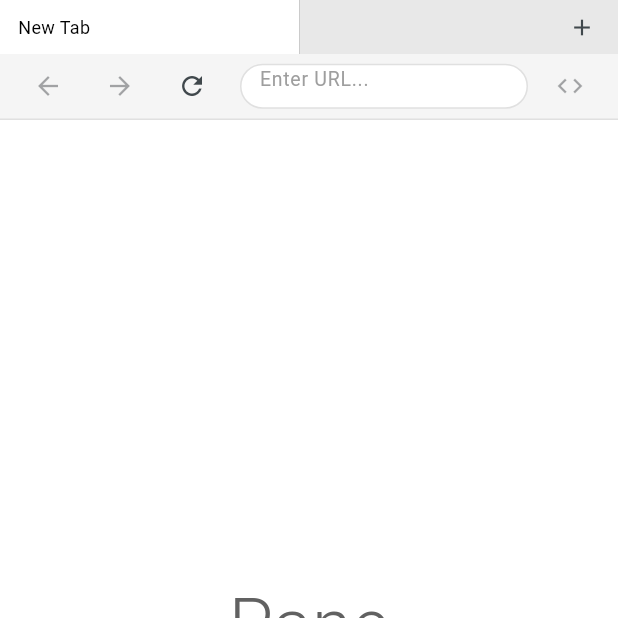
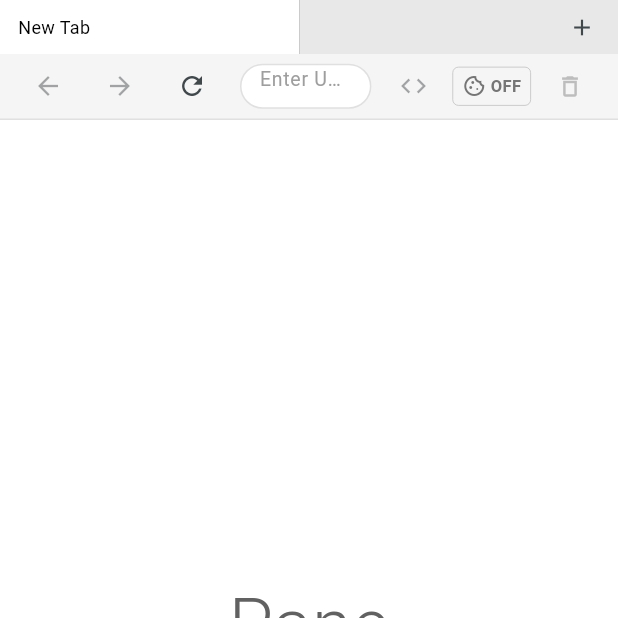
Before and after one commit to fu-systems/Browser, a Flutter app: the screen it shows after launch, on a phone screen of 412 x 824 dp, the top half of it. Run offline on Flutter 3.47's test engine with Material 3 defaults, Android fonts, the phone set to English and light mode, and no system bars.

Commit message:
Add Cookie Manager plugin with per-tab toggle and file-based storage
- CookieManagerPlugin: parses Set-Cookie headers, injects Cookie
  headers, stores cookies in ~/.pane_cookies.json
- Per-tab cookiesEnabled toggle (default off)
- Toolbar UI: cookie ON/OFF toggle with count, purge button
- Plugin is always registered but gated by the per-tab toggle
- Purge button deletes all cookies from memory and disk

https://claude.ai/code/session_01BYp15q5SuFXoKBpv73ApfV

```diff
--- a/lib/main.dart
+++ b/lib/main.dart
@@ -3,6 +3,7 @@ import 'plugin/plugin_context.dart';
 import 'plugin/plugin_manifest.dart';
 import 'plugin/plugin_pipeline.dart';
 import 'plugin/plugin_registry.dart';
+import 'plugin/built_in/cookie_manager.dart';
 import 'plugin/built_in/dark_mode.dart';
 import 'plugin/built_in/privacy_shield.dart';
 import 'ui/browser.dart';
@@ -35,17 +36,40 @@ void main() {
     ),
   );
 
-  // Built-ins start disabled — user enables via settings.
+  final cookieManager = CookieManagerPlugin();
+  registry.register(
+    cookieManager,
+    const PluginManifest(
+      name: 'cookie_manager',
+      version: '1.0.0',
+      description: 'Per-tab cookie control with file-based storage.',
+      author: 'Pane',
+      capabilities: {PluginCapability.network, PluginCapability.cookies},
+    ),
+  );
+  // Cookie manager is always enabled — gated by the per-tab toggle.
+  registry.enable('cookie_manager');
+
   final pipeline = PluginPipeline(registry, context);
 
-  runApp(PaneApp(pipeline: pipeline, registry: registry));
+  runApp(PaneApp(
+    pipeline: pipeline,
+    registry: registry,
+    cookieManager: cookieManager,
+  ));
 }
 
 class PaneApp extends StatelessWidget {
   final PluginPipeline pipeline;
   final PluginRegistry registry;
+  final CookieManagerPlugin cookieManager;
 
-  const PaneApp({super.key, required this.pipeline, required this.registry});
+  const PaneApp({
+    super.key,
+    required this.pipeline,
+    required this.registry,
+    required this.cookieManager,
+  });
 
   @override
   Widget build(BuildContext context) {
@@ -59,7 +83,10 @@ class PaneApp extends StatelessWidget {
         ),
         useMaterial3: true,
       ),
-      home: BrowserShell(pluginPipeline: pipeline),
+      home: BrowserShell(
+        pluginPipeline: pipeline,
+        cookieManager: cookieManager,
+      ),
     );
   }
 }
--- a/lib/ui/browser.dart
+++ b/lib/ui/browser.dart
@@ -17,14 +17,16 @@ import '../network/fetcher.dart';
 import '../network/logger.dart';
 import '../plugin/plugin.dart';
 import '../plugin/plugin_pipeline.dart';
+import '../plugin/built_in/cookie_manager.dart';
 import 'flutter_text_measurer.dart';
 import 'page_painter.dart';
 import 'tab.dart' as tab_model;
 
 class BrowserShell extends StatefulWidget {
   final PluginPipeline? pluginPipeline;
+  final CookieManagerPlugin? cookieManager;
 
-  const BrowserShell({super.key, this.pluginPipeline});
+  const BrowserShell({super.key, this.pluginPipeline, this.cookieManager});
 
   @override
   State<BrowserShell> createState() => _BrowserShellState();
@@ -99,6 +101,9 @@ class _BrowserShellState extends State<BrowserShell> {
     });
 
     final pipeline = widget.pluginPipeline;
+
+    // Sync cookie plugin state with active tab's toggle.
+    widget.cookieManager?.cookiesEnabled = _activeTab.cookiesEnabled;
 
     try {
       // 1. Build a FetchRequest and run onBeforeRequest hooks.
@@ -784,8 +789,95 @@ class _BrowserShellState extends State<BrowserShell> {
             padding: EdgeInsets.zero,
             constraints: const BoxConstraints(maxWidth: 36),
           ),
+          if (widget.cookieManager != null) ...[
+            const SizedBox(width: 2),
+            _buildCookieToggle(),
+          ],
         ],
       ),
+    );
+  }
+
+  Widget _buildCookieToggle() {
+    final cm = widget.cookieManager!;
+    final enabled = _activeTab.cookiesEnabled;
+    final count = cm.cookieCount;
+
+    return Row(
+      mainAxisSize: MainAxisSize.min,
+      children: [
+        GestureDetector(
+          onTap: () {
+            setState(() {
+              _activeTab.cookiesEnabled = !_activeTab.cookiesEnabled;
+              cm.cookiesEnabled = _activeTab.cookiesEnabled;
+            });
+          },
+          child: Tooltip(
+            message: enabled
+                ? 'Cookies: ON ($count stored) — click to disable'
+                : 'Cookies: OFF — click to enable',
+            child: Container(
+              height: 26,
+              padding: const EdgeInsets.symmetric(horizontal: 6),
+              decoration: BoxDecoration(
+                color: enabled ? const Color(0xFFE8F5E9) : const Color(0xFFF5F5F5),
+                borderRadius: BorderRadius.circular(4),
+                border: Border.all(
+                  color: enabled ? const Color(0xFF66BB6A) : Colors.grey.shade400,
+                  width: 0.5,
+                ),
+              ),
+              child: Row(
+                children: [
+                  Icon(
+                    Icons.cookie_outlined,
+                    size: 16,
+                    color: enabled ? const Color(0xFF2E7D32) : Colors.grey.shade600,
+                  ),
+                  const SizedBox(width: 3),
+                  Text(
+                    enabled ? 'ON' : 'OFF',
+                    style: TextStyle(
+                      fontSize: 11,
+                      fontWeight: FontWeight.w600,
+                      color: enabled ? const Color(0xFF2E7D32) : Colors.grey.shade600,
+                    ),
+                  ),
+                  if (enabled && count > 0) ...[
+                    const SizedBox(width: 3),
+                    Text(
+                      '($count)',
+                      style: TextStyle(
+                        fontSize: 10,
+                        color: Colors.grey.shade600,
+                      ),
+                    ),
+                  ],
+                ],
+              ),
+            ),
+          ),
+        ),
+        const SizedBox(width: 2),
+        IconButton(
+          icon: Icon(
+            Icons.delete_outline,
+            size: 18,
+            color: count > 0 ? Colors.red.shade400 : Colors.grey.shade400,
+          ),
+          onPressed: count > 0
+              ? () {
+                  setState(() {
+                    cm.purgeAll();
+                  });
+                }
+              : null,
+          tooltip: count > 0 ? 'Purge all cookies ($count)' : 'No cookies to purge',
+          padding: EdgeInsets.zero,
+          constraints: const BoxConstraints(maxWidth: 30),
+        ),
+      ],
     );
   }
 
--- a/lib/ui/tab.dart
+++ b/lib/ui/tab.dart
@@ -27,6 +27,9 @@ class Tab {
   String searchQuery = '';
   List<Rect> searchRects = [];
   int searchIndex = -1;
+
+  /// Cookie toggle — per-tab, default off.
+  bool cookiesEnabled = false;
 
   Tab({this.url = '', this.title = 'New Tab'});
 
```
Also changed, not shown: lib/plugin/built_in/cookie_manager.dart (added, +216 -0 lines).
